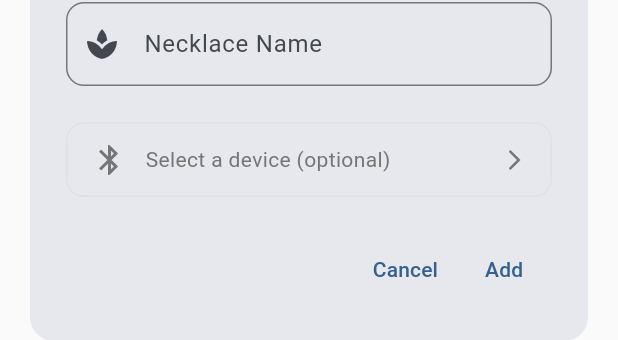
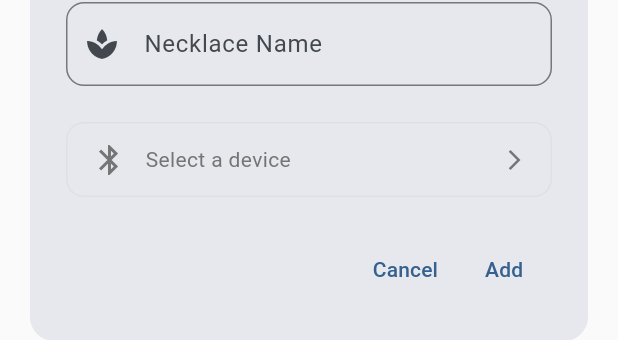
Before and after one commit to TylerHight/calming-necklace, a Flutter app: the AddDeviceDialog widget shown alone on an empty page, opened directly, on a phone screen of 412 x 824 dp. Shown: the part 508-848 px from the top of the screen. Run offline on Flutter 3.47's test engine with Material 3 defaults, Android fonts, the phone set to English and light mode, and no system bars; our stand-ins replace equatable, flutter_bloc, flutter_blue_plus, logger, numberpicker, permission_handler and 3 more; missing offline and left inert: bloc_test, mockito; accounts and stored records are empty.

Commit message:
fix: update placeholder text in device selection to remove optional indication

```diff
--- a/lib/features/add_device_dialog/presentation/add_device_dialog.dart
+++ b/lib/features/add_device_dialog/presentation/add_device_dialog.dart
@@ -134,7 +134,7 @@ class _AddDeviceDialogState extends State<AddDeviceDialog> {
                 const SizedBox(width: 12),
                 Expanded(
                   child: Text(
-                    _selectedDevice?.name ?? 'Select a device (optional)',
+                    _selectedDevice?.name ?? 'Select a device',
                     style: TextStyle(color: Colors.grey[600]),
                   ),
                 ),
```
